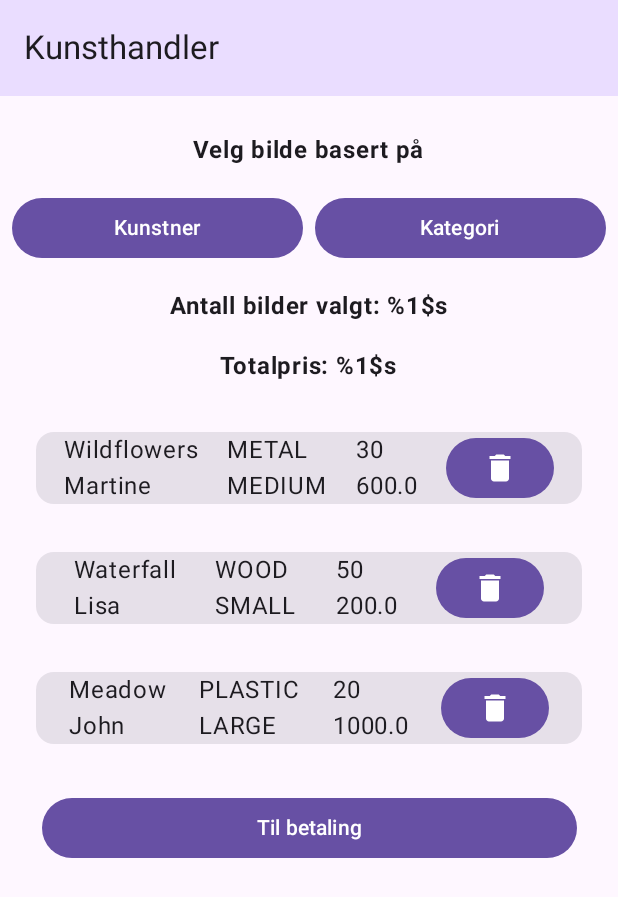
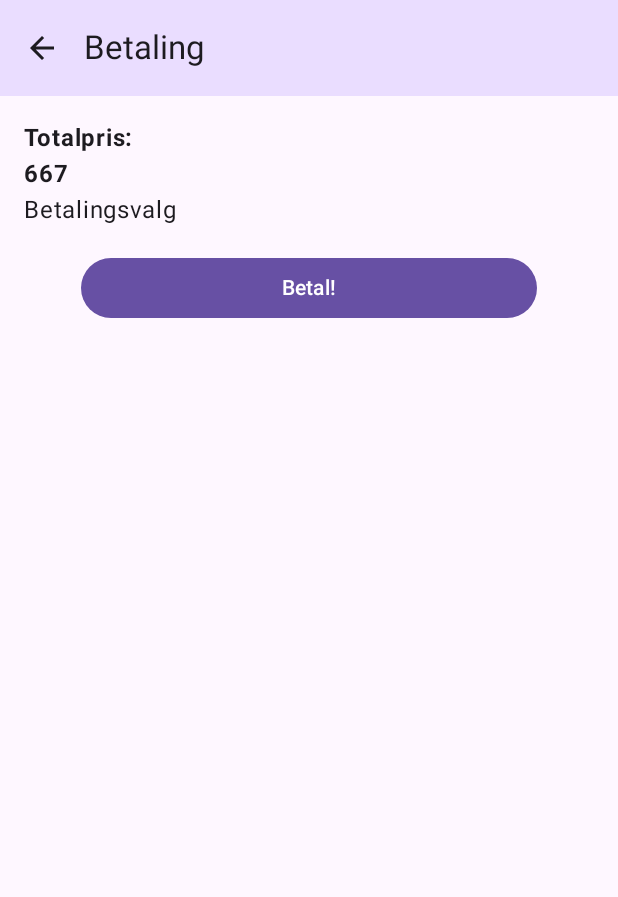
Before and after one commit to majonestube/Oblig3, an Android app built with Jetpack Compose: the screen it shows after launch (MainActivity), after a tap on "Til betaling", on a phone screen of 412 x 824 dp. Shown: the top 897 px of the screen. Run offline under Robolectric (Android 15) with nearby library versions, the phone set to English and light mode, and no system bars.

Commit message:
Betalingsknapp sender tilbake til hjemmeskjerm, med Toast implementert

```diff
--- a/app/src/main/java/com/example/oblig3/ui/ArtScreen.kt
+++ b/app/src/main/java/com/example/oblig3/ui/ArtScreen.kt
@@ -1,6 +1,7 @@
 package com.example.oblig3.ui
 
 import android.util.Log
+import android.widget.Toast
 import androidx.annotation.StringRes
 import androidx.compose.foundation.layout.padding
 import androidx.compose.material.icons.Icons
@@ -17,6 +18,7 @@ import androidx.compose.runtime.Composable
 import androidx.compose.runtime.collectAsState
 import androidx.compose.runtime.getValue
 import androidx.compose.ui.Modifier
+import androidx.compose.ui.platform.LocalContext
 import androidx.compose.ui.res.stringResource
 import androidx.lifecycle.viewmodel.compose.viewModel
 import androidx.navigation.NavHostController
@@ -97,7 +99,7 @@ fun ArtdealerApp(
                 MainScreen(
                     onArtistButtonClicked = { navController.navigate(ArtScreen.Artist.name) },
                     onCategoryButtonClicked = { navController.navigate(ArtScreen.Category.name) },
-                    onPayButtonClicked = { /*TODO*/ },
+                    onPayButtonClicked = { navController.navigate(ArtScreen.Payment.name) },
                 )
             }
 
@@ -130,6 +132,14 @@ fun ArtdealerApp(
                 )
             }
 
+            composable(route = ArtScreen.Payment.name) {
+                PaymentScreen(
+                    onClick = {
+                        navController.navigate(ArtScreen.Start.name)
+                    }
+                )
+            }
+
         }
     }
 
--- a/app/src/main/java/com/example/oblig3/ui/MainScreen.kt
+++ b/app/src/main/java/com/example/oblig3/ui/MainScreen.kt
@@ -31,6 +31,7 @@ import androidx.compose.ui.res.stringResource
 import androidx.compose.ui.text.font.FontWeight
 import androidx.compose.ui.tooling.preview.Preview
 import androidx.compose.ui.unit.dp
+import androidx.navigation.NavHostController
 import com.example.oblig3.R
 import com.example.oblig3.data.Category
 import com.example.oblig3.data.DataSource
@@ -173,7 +174,7 @@ fun MainScreen(
                 }
             }
             Button(
-                onClick = { /*TODO*/ },
+                onClick = { onPayButtonClicked() },
                 modifier = Modifier.fillMaxWidth(0.9f)
             ) {
                 Text(
--- /dev/null
+++ b/app/src/main/java/com/example/oblig3/ui/PaymentScreen.kt
@@ -0,0 +1,53 @@
+package com.example.oblig3.ui
+
+import android.widget.Toast
+import androidx.compose.foundation.layout.Column
+import androidx.compose.foundation.layout.fillMaxWidth
+import androidx.compose.foundation.layout.padding
+import androidx.compose.material3.Button
+import androidx.compose.material3.Text
+import androidx.compose.runtime.Composable
+import androidx.compose.ui.Alignment
+import androidx.compose.ui.Modifier
+import androidx.compose.ui.platform.LocalContext
+import androidx.compose.ui.text.font.FontWeight
+import androidx.compose.ui.unit.dp
+
+@Composable
+fun PaymentScreen(
+    onClick: () -> Unit
+) {
+    val price = 667
+    val context = LocalContext.current
+
+    Column(
+        modifier = Modifier
+            .padding(16.dp)
+            .fillMaxWidth()
+    ) {
+        Text(
+            text = "Totalpris: ",
+            fontWeight = FontWeight.Bold
+        )
+        Text(
+            text = price.toString(),
+            fontWeight = FontWeight.Bold
+        )
+        Text(
+            text = "Betalingsvalg"
+        )
+        Button(
+            onClick = {
+                Toast.makeText(context, "Ikke implementert", Toast.LENGTH_SHORT).show()
+                onClick() },
+            modifier = Modifier
+                .fillMaxWidth(0.8f)
+                .padding(top = 16.dp)
+                .align(Alignment.CenterHorizontally)
+        ) {
+            Text(
+                text = "Betal!"
+            )
+        }
+    }
+}
```
